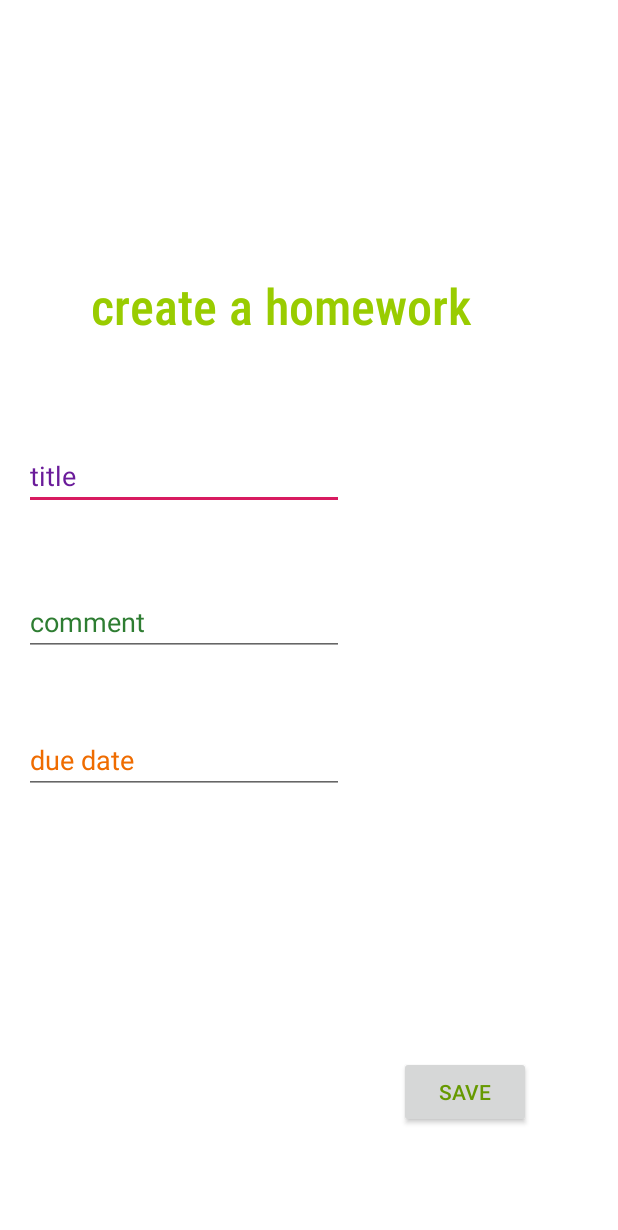
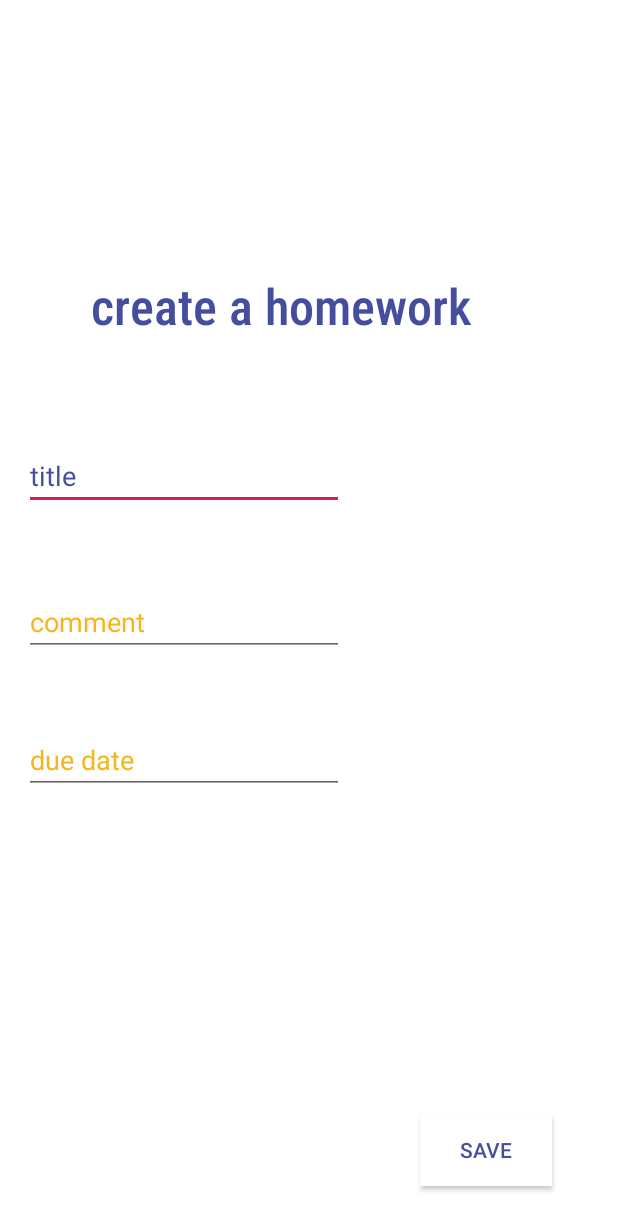
Before and after one commit to Konradstorcks/homework, an Android app: the Activity2 screen opened directly, with no data from a screen before it, on a phone screen of 412 x 824 dp. Shown: the top 1230 px of the screen. Run offline under Robolectric (Android 15) with nearby library versions, the phone set to English and light mode, and no system bars; Roboto replaces fonts that are not available here.

Commit message:
initial commit

```diff
--- a/app/src/main/res/layout/activity_2.xml
+++ b/app/src/main/res/layout/activity_2.xml
@@ -22,7 +22,7 @@
         android:ems="10"
         android:hint="title"
         android:inputType="textPersonName"
-        android:textColorHint="#6A1B9A"
+        android:textColorHint="#454e9e"
         app:layout_constraintBottom_toBottomOf="parent"
         app:layout_constraintEnd_toEndOf="parent"
         app:layout_constraintHorizontal_bias="0.043"
@@ -43,7 +43,7 @@
         android:ems="10"
         android:hint="comment"
         android:inputType="textPersonName"
-        android:textColorHint="#2E7D32"
+        android:textColorHint="#f3b61f"
         app:layout_constraintBottom_toBottomOf="parent"
         app:layout_constraintEnd_toEndOf="parent"
         app:layout_constraintHorizontal_bias="0.043"
@@ -64,15 +64,16 @@
         android:layout_marginEnd="44dp"
         android:layout_marginRight="44dp"
         android:layout_marginBottom="8dp"
+        android:background="@android:color/white"
         android:text="save"
-        android:textColor="@android:color/holo_green_dark"
+        android:textColor="#454e9e"
         android:visibility="visible"
         app:layout_constraintBottom_toBottomOf="parent"
         app:layout_constraintEnd_toEndOf="parent"
-        app:layout_constraintHorizontal_bias="0.948"
+        app:layout_constraintHorizontal_bias="1.0"
         app:layout_constraintStart_toStartOf="parent"
         app:layout_constraintTop_toTopOf="parent"
-        app:layout_constraintVertical_bias="0.916" />
+        app:layout_constraintVertical_bias="0.967" />
 
     <EditText
         android:id="@+id/date"
@@ -83,18 +84,17 @@
         android:layout_marginTop="144dp"
         android:layout_marginEnd="8dp"
         android:layout_marginRight="8dp"
+        android:clickable="true"
+        android:editable="false"
         android:ems="10"
+        android:focusable="false"
         android:hint="due date"
         android:inputType="date"
-        android:textColorHint="#EF6C00"
+        android:textColorHint="#f3b61f"
         app:layout_constraintEnd_toEndOf="parent"
         app:layout_constraintHorizontal_bias="0.043"
         app:layout_constraintStart_toStartOf="parent"
-        app:layout_constraintTop_toBottomOf="@+id/title"
-        android:clickable="true"
-        android:focusable="false"
-        android:editable="false"
-        />
+        app:layout_constraintTop_toBottomOf="@+id/title" />
 
     <TextView
         android:id="@+id/textView2"
@@ -108,7 +108,7 @@
         android:background="#00206AB9"
         android:text="create a homework"
         android:textAllCaps="false"
-        android:textColor="@android:color/holo_green_light"
+        android:textColor="#454e9e"
         android:textSize="33sp"
         app:fontFamily="sans-serif-condensed-medium"
         app:layout_constraintBottom_toTopOf="@+id/title"
```
Also changed, not shown: app/src/main/res/layout/activity_main.xml (+26 -25 lines), app/src/main/res/layout/extra.xml (+4 -4 lines), app/src/main/res/layout/task_list_entry.xml (+15 -15 lines).
